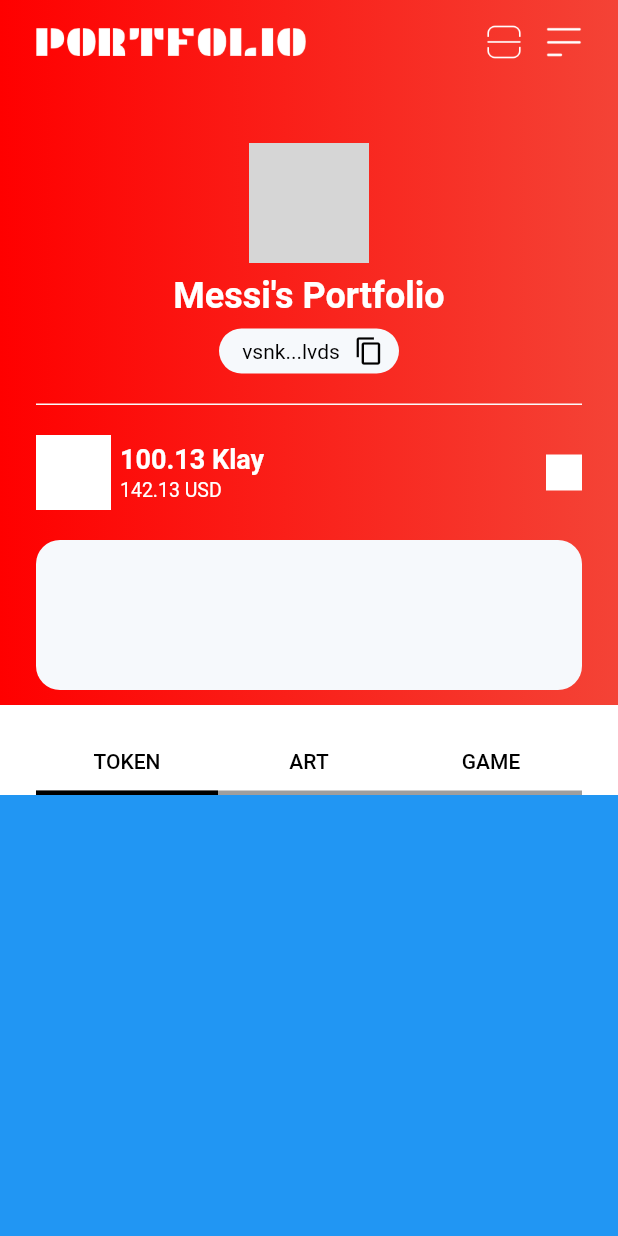
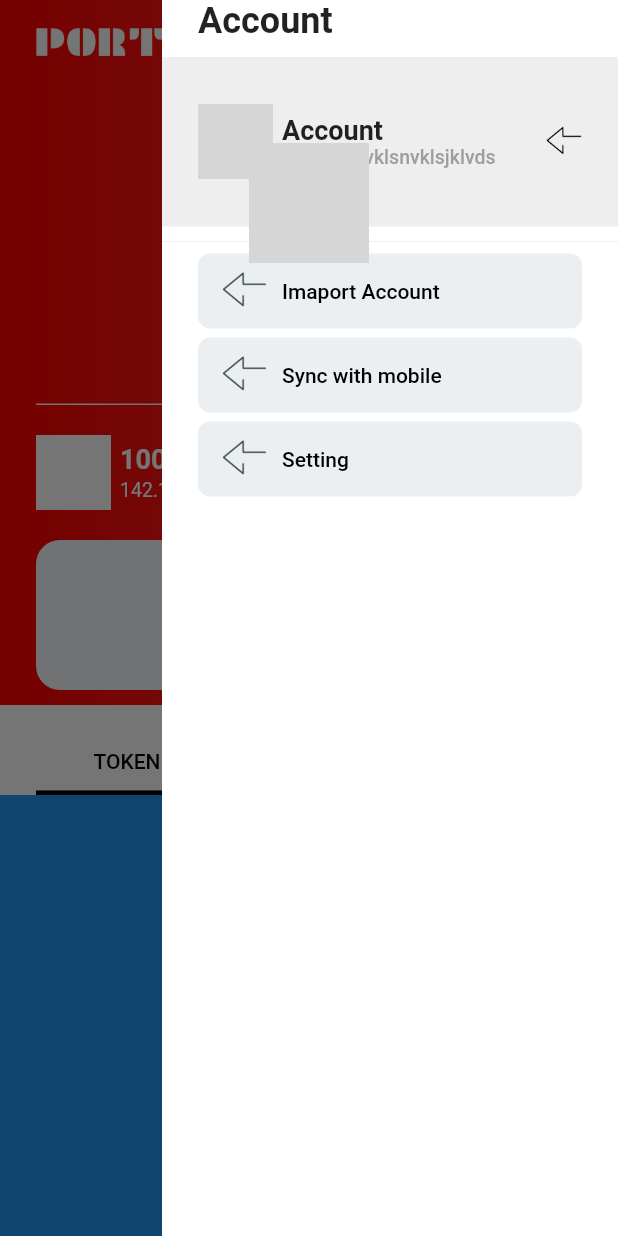
Before and after one commit to 111coding/flutter_sliver_test, a Flutter app: the EasySliverPage screen opened by its route, with the side drawer open (before the commit the screen has no drawer), on a phone screen of 412 x 824 dp. Run offline on Flutter 3.47's test engine with Material 2 defaults, Android fonts, the phone set to English and light mode, and no system bars; network calls fail; grey boxes are pictures that could not be loaded.

Commit message:
Drawer Done

```diff
--- /dev/null
+++ b/lib/domain/model/user.dart
@@ -0,0 +1,21 @@
+import 'package:flutter/material.dart';
+import 'package:sliver_test/route/app_routes.dart';
+
+class User {
+  String username;
+  String token;
+  String profileSrc;
+
+  User({
+    required this.username,
+    required this.token,
+    required this.profileSrc,
+  });
+
+  User.test()
+      : this(
+          username: "Messi",
+          token: "vsnkvsdnvklsnvklsjklvds",
+          profileSrc: "https://cdn.pixabay.com/photo/2019/02/06/09/36/lionel-messi-3978746__340.jpg",
+        );
+}
--- a/lib/view/components/btn/asset_button.dart
+++ b/lib/view/components/btn/asset_button.dart
@@ -6,6 +6,7 @@ abstract class AssetButton extends StatelessWidget {
 
   String get path;
   void onTap();
+  Color get color => Colors.white;
 
   @override
   Widget build(BuildContext context) {
@@ -15,7 +16,7 @@ abstract class AssetButton extends StatelessWidget {
         child: SizedBox(
           width: 24,
           height: 24,
-          child: Image.asset(path, color: Colors.white),
+          child: Image.asset(path, color: color),
         ),
       ),
     );
--- /dev/null
+++ b/lib/view/components/btn/grey_button.dart
@@ -0,0 +1,59 @@
+import 'package:flutter/material.dart';
+import 'package:sliver_test/route/app_router.dart';
+import 'package:sliver_test/view/components/btn/asset_button.dart';
+
+class GreyButton extends StatelessWidget {
+  const GreyButton({
+    Key? key,
+    required this.iconPath,
+    required this.text,
+    required this.onTap,
+    this.margin = EdgeInsets.zero,
+  }) : super(key: key);
+
+  final String iconPath;
+  final String text;
+  final void Function() onTap;
+  final EdgeInsets margin;
+
+  @override
+  Widget build(BuildContext context) {
+    return Padding(
+      padding: margin,
+      child: SizedBox(
+        height: 50,
+        child: ElevatedButton(
+          onPressed: onTap,
+          style: ButtonStyle(
+            shape: MaterialStateProperty.all<RoundedRectangleBorder>(
+              RoundedRectangleBorder(borderRadius: BorderRadius.circular(8.0)),
+            ),
+            elevation: MaterialStateProperty.all<double>(0),
+            backgroundColor: MaterialStateProperty.resolveWith<Color>(
+              (Set<MaterialState> states) {
+                if (states.contains(MaterialState.pressed)) {
+                  return Colors.blueGrey[100]!;
+                }
+                return Colors.blueGrey[50]!;
+              },
+            ),
+          ),
+          child: Row(
+            children: [
+              SizedBox(
+                width: 30,
+                height: 30,
+                child: Image.asset(iconPath, color: Colors.blueGrey[800]),
+              ),
+              const SizedBox(width: 10),
+              Text(
+                text,
+                style: const TextStyle(color: Colors.black),
+              ),
+            ],
+          ),
+        ),
+      ),
+    );
+  }
+}
--- /dev/null
+++ b/lib/view/components/btn/icon_btn_edit.dart
@@ -0,0 +1,19 @@
+import 'package:flutter/material.dart';
+import 'package:sliver_test/route/app_router.dart';
+import 'package:sliver_test/view/components/btn/asset_button.dart';
+
+class IconBtnEdit extends AssetButton {
+  const IconBtnEdit({Key? key}) : super(key: key);
+
+  // TODO
+  @override
+  String get path => "assets/image/icon-back.png";
+
+  @override
+  Color get color => Colors.black;
+
+  @override
+  void onTap() {
+    // TODO
+  }
+}
--- a/lib/view/components/btn/icon_btn_menu.dart
+++ b/lib/view/components/btn/icon_btn_menu.dart
@@ -1,9 +1,12 @@
 import 'package:flutter/material.dart';
 import 'package:sliver_test/route/app_router.dart';
+import 'package:sliver_test/route/app_routes.dart';
 import 'package:sliver_test/view/components/btn/asset_button.dart';
 
 class IconBtnMenu extends AssetButton {
   const IconBtnMenu({Key? key}) : super(key: key);
+
+  static final scaffoldKey = GlobalKey<ScaffoldState>();
 
   @override
   String get path => "assets/image/icon-menu.png";
@@ -12,5 +15,7 @@ class IconBtnMenu extends AssetButton {
   void onTap() {
     // TODO 햄버거
     print("햄버거");
+
+    scaffoldKey.currentState?.openEndDrawer();
   }
 }
--- /dev/null
+++ b/lib/view/components/drawer/common_drawer.dart
@@ -0,0 +1,42 @@
+import 'dart:math';
+
+import 'package:flutter/material.dart';
+import 'package:flutter/services.dart';
+import 'package:sliver_test/const/color_pallete.dart';
+import 'package:sliver_test/view/components/btn/grey_button.dart';
+import 'package:sliver_test/view/components/btn/icon_btn_back.dart';
+import 'package:sliver_test/view/components/btn/icon_btn_edit.dart';
+import 'package:sliver_test/view/components/drawer/common_drawer_header.dart';
+import 'package:sliver_test/view/components/image/profile_image.dart';
+
+class CommonDrawer extends StatelessWidget {
+  const CommonDrawer({
+    Key? key,
+    required this.profileImage,
+    required this.username,
+    required this.token,
+  }) : super(key: key);
+
+  final Image profileImage;
+  final String username;
+  final String token;
+
+  @override
+  Widget build(BuildContext context) {
+    return Drawer(
+      backgroundColor: Colors.white,
+      elevation: 0,
+      child: ListView(
+        padding: EdgeInsets.zero,
+        children: [
+          CommonDrawerHeader(profileImage: profileImage, token: token, username: username),
+          GreyButton(text: "Imaport Account", iconPath: "assets/image/icon-back.png", onTap: () {}, margin: const EdgeInsets.symmetric(horizontal: 24)),
+          const SizedBox(height: 6),
+          GreyButton(text: "Sync with mobile", iconPath: "assets/image/icon-back.png", onTap: () {}, margin: const EdgeInsets.symmetric(horizontal: 24)),
+          const SizedBox(height: 6),
+          GreyButton(text: "Setting", iconPath: "assets/image/icon-back.png", onTap: () {}, margin: const EdgeInsets.symmetric(horizontal: 24)),
+        ],
+      ),
+    );
+  }
+}
--- /dev/null
+++ b/lib/view/components/drawer/common_drawer_header.dart
@@ -0,0 +1,71 @@
+import 'dart:math';
+
+import 'package:flutter/material.dart';
+import 'package:flutter/services.dart';
+import 'package:sliver_test/const/color_pallete.dart';
+import 'package:sliver_test/view/components/btn/icon_btn_back.dart';
+import 'package:sliver_test/view/components/btn/icon_btn_edit.dart';
+import 'package:sliver_test/view/components/image/profile_image.dart';
+
+class CommonDrawerHeader extends StatelessWidget {
+  const CommonDrawerHeader({
+    Key? key,
+    required this.profileImage,
+    required this.username,
+    required this.token,
+  }) : super(key: key);
+
+  final Image profileImage;
+  final String username;
+  final String token;
+
+  @override
+  Widget build(BuildContext context) {
+    return DrawerHeader(
+      padding: EdgeInsets.zero,
+      decoration: const BoxDecoration(color: Colors.white),
+      child: Column(
+        crossAxisAlignment: CrossAxisAlignment.start,
+        children: [
+          const Padding(
+            padding: EdgeInsets.symmetric(horizontal: 24),
+            child: Text(
+              'Account',
+              style: TextStyle(fontSize: 24, fontWeight: FontWeight.bold),
+            ),
+          ),
+          Expanded(
+            child: Container(
+              margin: const EdgeInsets.symmetric(vertical: 10),
+              padding: const EdgeInsets.symmetric(horizontal: 24),
+              color: Colors.grey[200],
+              child: Row(
+                children: [
+                  ProfileImage(image: profileImage, diameter: 50),
+                  const SizedBox(width: 6),
+                  Expanded(
+                      child: Column(
+                    mainAxisAlignment: MainAxisAlignment.center,
+                    crossAxisAlignment: CrossAxisAlignment.start,
+                    children: [
+                      const Text(
+                        'Account',
+                        style: TextStyle(fontSize: 18, fontWeight: FontWeight.bold),
+                      ),
+                      Text(
+                        token,
+                        overflow: TextOverflow.ellipsis,
+                        style: const TextStyle(fontSize: 13, color: Colors.grey),
+                      )
+                    ],
+                  )),
+                  const IconBtnEdit(),
+                ],
+              ),
+            ),
+          ),
+        ],
+      ),
+    );
+  }
+}
--- a/lib/view/pages/sliver_page/easy_sliver_page.dart
+++ b/lib/view/pages/sliver_page/easy_sliver_page.dart
@@ -1,4 +1,7 @@
 import 'package:flutter/material.dart';
+import 'package:sliver_test/domain/model/user.dart';
+import 'package:sliver_test/view/components/btn/icon_btn_menu.dart';
+import 'package:sliver_test/view/components/drawer/common_drawer.dart';
 import 'dart:math' as math;
 
 import 'package:sliver_test/view/components/sliver/easy_sliver_app_bar.dart';
@@ -22,13 +25,19 @@ class _EasySliverPageState extends State<EasySliverPage> with TickerProviderStat
   @override
   Widget build(BuildContext context) {
     return Scaffold(
+      key: IconBtnMenu.scaffoldKey,
+      endDrawer: CommonDrawer(
+        profileImage: Image.network(User.test().profileSrc, fit: BoxFit.fill),
+        username: User.test().username,
+        token: User.test().token,
+      ),
       body: CustomScrollView(
-        physics: ClampingScrollPhysics(),
+        physics: const ClampingScrollPhysics(),
         slivers: [
           EasySliverAppBar(
-            profileImage: Image.network("https://cdn.pixabay.com/photo/2019/02/06/09/36/lionel-messi-3978746__340.jpg", fit: BoxFit.fill),
-            username: "Messi",
-            token: "vsnkvsdnvklsnvklsjklvds",
+            profileImage: Image.network(User.test().profileSrc, fit: BoxFit.fill),
+            username: User.test().username,
+            token: User.test().token,
           ),
           // 스크롤 될곳
           const MiddleSliverAppBar(),
--- a/lib/view/pages/sliver_page/hard_sliver_page.dart
+++ b/lib/view/pages/sliver_page/hard_sliver_page.dart
@@ -1,5 +1,8 @@
 import 'package:flutter/material.dart';
 import 'package:sliver_test/const/color_pallete.dart';
+import 'package:sliver_test/domain/model/user.dart';
+import 'package:sliver_test/view/components/btn/icon_btn_menu.dart';
+import 'package:sliver_test/view/components/drawer/common_drawer.dart';
 import 'package:sliver_test/view/components/sliver/hard_sliver_app_bar.dart';
 import 'package:sliver_test/view/components/sliver/middle_sliver_app_bar.dart';
 import 'package:sliver_test/view/components/sliver/tab_sliver_app_bar.dart';
@@ -16,14 +19,20 @@ class _HardSliverPageState extends State<HardSliverPage> with TickerProviderStat
   @override
   Widget build(BuildContext context) {
     return Scaffold(
+      key: IconBtnMenu.scaffoldKey,
+      endDrawer: CommonDrawer(
+        profileImage: Image.network(User.test().profileSrc, fit: BoxFit.fill),
+        username: User.test().username,
+        token: User.test().token,
+      ),
       body: NestedScrollView(
         headerSliverBuilder: (BuildContext context, bool boxIsScrolled) {
           return <Widget>[
             // TransitionSliver or TransitionSliverV2
             HardSliverAppBar(
-              profileImage: Image.network("https://cdn.pixabay.com/photo/2019/02/06/09/36/lionel-messi-3978746__340.jpg", fit: BoxFit.fill),
-              username: "Messi",
-              token: "vsnkvsdnvklsnvklsjklvds",
+              profileImage: Image.network(User.test().profileSrc, fit: BoxFit.fill),
+              username: User.test().username,
+              token: User.test().token,
             ),
             // 스크롤 될곳
             const MiddleSliverAppBar(),
--- a/lib/view/pages/sliver_page/scroll_ctrl_sliver_page.dart
+++ b/lib/view/pages/sliver_page/scroll_ctrl_sliver_page.dart
@@ -1,4 +1,7 @@
 import 'package:flutter/material.dart';
+import 'package:sliver_test/domain/model/user.dart';
+import 'package:sliver_test/view/components/btn/icon_btn_menu.dart';
+import 'package:sliver_test/view/components/drawer/common_drawer.dart';
 import 'package:sliver_test/view/components/sliver/middle_sliver_app_bar.dart';
 import 'dart:math' as math;
 
@@ -13,10 +16,6 @@ class ScrollCtrlSliverPage extends StatefulWidget {
 }
 
 class _ScrollCtrlSliverPageState extends State<ScrollCtrlSliverPage> with TickerProviderStateMixin {
-  late ScrollController sc = ScrollController()
-    ..addListener(() {
-      // print(sc.offset + MediaQuery.of(context).padding.top);
-    });
   late TabController tabController = TabController(length: 3, vsync: this);
 
   ScrollController scrollController = ScrollController();
@@ -24,15 +23,21 @@ class _ScrollCtrlSliverPageState extends State<ScrollCtrlSliverPage> with Ticker
   @override
   Widget build(BuildContext context) {
     return Scaffold(
+        key: IconBtnMenu.scaffoldKey,
+        endDrawer: CommonDrawer(
+          profileImage: Image.network(User.test().profileSrc, fit: BoxFit.fill),
+          username: User.test().username,
+          token: User.test().token,
+        ),
         body: CustomScrollView(
           controller: scrollController,
           physics: const ClampingScrollPhysics(),
           slivers: [
             ScrollSliverAppBar(
               scrollController: scrollController,
-          profileImage: Image.network("https://cdn.pixabay.com/photo/2019/02/06/09/36/lionel-messi-3978746__340.jpg", fit: BoxFit.fill),
-          username: "Messi",
-          token: "vsnkvsdnvklsnvklsjklvds",
+              profileImage: Image.network(User.test().profileSrc, fit: BoxFit.fill),
+              username: User.test().username,
+              token: User.test().token,
             ),
             // 스크롤 될곳
             const MiddleSliverAppBar(),
```
Lines whose indentation alone changed are shown as unchanged.
